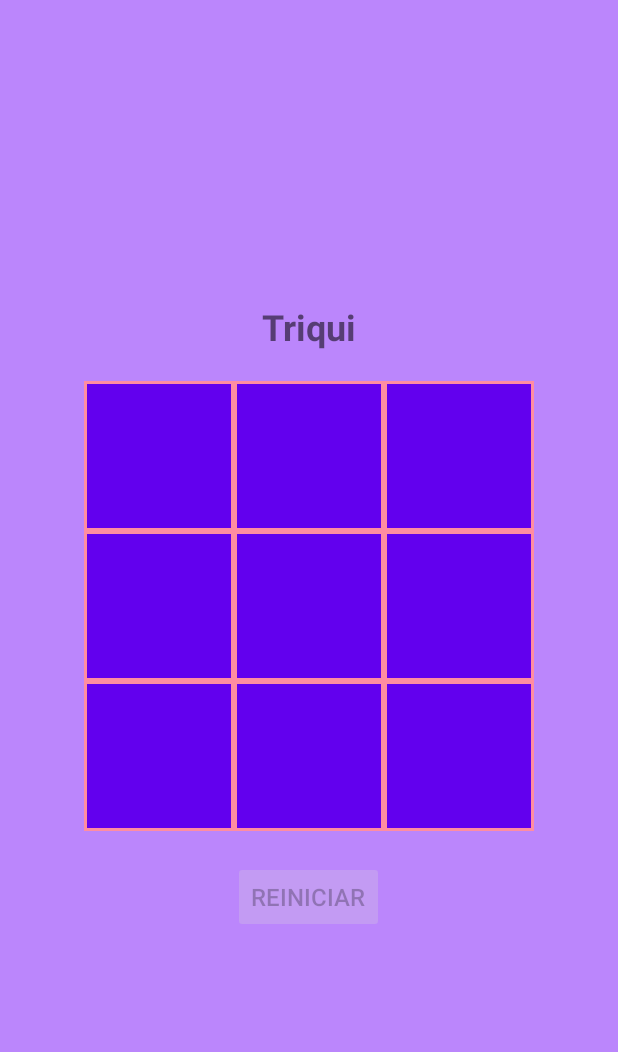
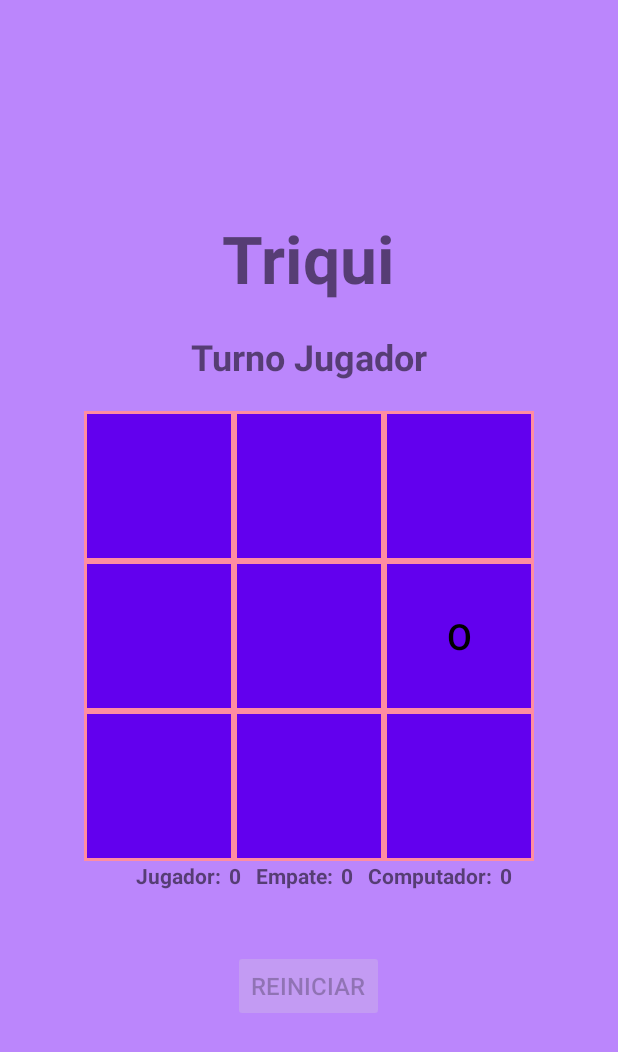
Before and after one commit to AlejaCa/DADM, an Android app built with Jetpack Compose: the screen it shows after launch (MainActivity), after a tap on "REINICIAR", on a phone screen of 412 x 824 dp. Shown: the top 1052 px of the screen. Run offline under Robolectric (Android 15) with nearby library versions, the phone set to English and light mode, and no system bars.

Commit message:
reto 3 triqui con puntajes

```diff
--- a/ret03/app/src/main/java/com/example/triqui/MainActivity.kt
+++ b/ret03/app/src/main/java/com/example/triqui/MainActivity.kt
@@ -1,99 +1,121 @@
 package com.example.triqui
 
 import android.os.Bundle
-
 import android.widget.Button
 import android.widget.GridLayout
+import android.widget.TextView
 import androidx.activity.ComponentActivity
 import kotlin.random.Random
-
 
 class MainActivity : ComponentActivity() {
 
     private lateinit var gridLayout: GridLayout
     private lateinit var restartButton: Button
+    private lateinit var textViewTurn: TextView
+    private lateinit var gridLayoutPoints: GridLayout
+    private lateinit var textViewPoint2: TextView
+    private lateinit var textViewPoint4: TextView
+    private lateinit var textViewPoint6: TextView
     private var currentPlayer = "X"
+    private var jugador = 0
+    private var empate = 0
+    private var computador =0
     private val board = Array(3) { Array(3) { "" } }
 
     override fun onCreate(savedInstanceState: Bundle?) {
         super.onCreate(savedInstanceState)
         setContentView(R.layout.activity_main)
 
+        // Initialize views
         gridLayout = findViewById(R.id.gridLayout)
         restartButton = findViewById(R.id.restartButton)
+        textViewTurn = findViewById(R.id.textViewTurn)
+        textViewPoint2 = findViewById(R.id.textViewPoint2)
+        textViewPoint4 = findViewById(R.id.textViewPoint4)
+        textViewPoint6 = findViewById(R.id.textViewPoint6)
 
-        // Inicializar el tablero con los botones
+        // Initialize the board with buttons and set up their click listeners
         for (i in 0 until gridLayout.childCount) {
             val button = gridLayout.getChildAt(i) as Button
             button.setBackgroundResource(R.drawable.border)
             button.setOnClickListener { onCellClick(button, i) }
         }
 
-        // Reiniciar el juego
+        // Restart game listener
         restartButton.setOnClickListener {
             restartGame()
         }
+
+
+        currentPlayer = "X"
+        textViewTurn.text = "Turno Jugador"
+
     }
 
     private fun onCellClick(button: Button, index: Int) {
         val row = index / 3
         val col = index % 3
 
-        // Si la celda ya tiene un valor o el juego ya terminó, no hacer nada
+        // If the cell is already marked or the game is over, don't do anything
         if (button.text != "" || checkWinner() != "") return
 
-        // Marcar la casilla con el jugador actual
+        // Mark the cell with the current player's symbol
         board[row][col] = currentPlayer
         button.text = currentPlayer
 
-        // Verificar si alguien ganó
+        // Check if there's a winner
         val winner = checkWinner()
         if (winner != "") {
             showWinner(winner)
             return
         }
+
+        // If the board is full, it's a tie
         if (isBoardFull()) {
             showTie()
             return
         }
 
-        // Cambiar al siguiente jugador
+        // Switch to the next player
         currentPlayer = if (currentPlayer == "X") "O" else "X"
+        textViewTurn.text = if (currentPlayer == "X") "Turno Jugador" else "Turno Computador"
 
-        // Si es el turno de la computadora y no hay ganador, hacer su movimiento
+        // If it's the computer's turn, make the computer move
         if (currentPlayer == "O" && checkWinner() == "") {
             computerMove()
         }
     }
 
     private fun computerMove() {
+        textViewTurn.text = "Turno Computador"
         var row: Int
         var col: Int
 
-        // Buscar una celda vacía aleatoria para la computadora
+        // Search for an empty cell for the computer
         do {
             row = Random.nextInt(3)
             col = Random.nextInt(3)
         } while (board[row][col] != "")
 
-        // Hacer el movimiento de la computadora
+        // Make the move
         board[row][col] = "O"
         val button = gridLayout.getChildAt(row * 3 + col) as Button
         button.text = "O"
 
-        // Verificar si la computadora ha ganado
+        // Check if the computer won
         val winner = checkWinner()
         if (winner != "") {
             showWinner(winner)
         } else if (isBoardFull()) {
             showTie()
         } else {
-            currentPlayer = "X"  // Cambiar de vuelta al jugador
+            currentPlayer = "X"  // Change back to the player
+            textViewTurn.text = "Turno Jugador"
         }
     }
 
     private fun checkWinner(): String {
-        // Revisar filas y columnas
+        // Check rows and columns
         for (i in 0..2) {
             if (board[i][0] != "" && board[i][0] == board[i][1] && board[i][1] == board[i][2]) {
                 return board[i][0]
@@ -103,7 +125,7 @@ class MainActivity : ComponentActivity() {
             }
         }
 
-        // Revisar diagonales
+        // Check diagonals
         if (board[0][0] != "" && board[0][0] == board[1][1] && board[1][1] == board[2][2]) {
             return board[0][0]
         }
@@ -111,11 +133,12 @@ class MainActivity : ComponentActivity() {
             return board[0][2]
         }
 
-        // No hay ganador
+        // No winner
         return ""
     }
+
     private fun isBoardFull(): Boolean {
-        // Verificar si todas las casillas están ocupadas
+        // Check if the board is full
         for (i in 0..2) {
             for (j in 0..2) {
                 if (board[i][j] == "") {
@@ -127,30 +150,54 @@ class MainActivity : ComponentActivity() {
     }
 
     private fun showWinner(winner: String) {
-        val message = if (winner == "X") "¡Jugador gana!" else "¡Computadora gana!"
+        var message = ""
+        if (winner == "X") {
+            message= "¡Jugador gana!"
+            jugador += 1
+            textViewPoint2.text = jugador.toString()
+
+        }else {
+            message = "¡Computadora gana!"
+            computador += 1
+            textViewPoint6.text = computador.toString()
+        }
+
+
         restartButton.text = message
         restartButton.isEnabled = true
     }
+
     private fun showTie() {
         restartButton.text = "¡Empate!"
+        empate += 1
+        textViewPoint4.text = empate.toString()
         restartButton.isEnabled = true
     }
 
     private fun restartGame() {
-        // Reiniciar el tablero
+        // Reset the board
         for (i in 0 until gridLayout.childCount) {
             val button = gridLayout.getChildAt(i) as Button
             button.text = ""
         }
 
-        // Reiniciar los valores del juego
+        // Reset the board data
         for (i in 0..2) {
             for (j in 0..2) {
                 board[i][j] = ""
             }
         }
 
-        currentPlayer = "X"
+        // Decide who starts the new game
+        if (currentPlayer == "O" ) {
+            currentPlayer = "X"
+            textViewTurn.text = "Turno Jugador"
+        } else {
+            currentPlayer = "O"
+            textViewTurn.text = "Turno Computador"
+            computerMove()
+        }
+
         restartButton.text = "Reiniciar"
         restartButton.isEnabled = false
     }
--- a/ret03/app/src/main/res/layout/activity_main.xml
+++ b/ret03/app/src/main/res/layout/activity_main.xml
@@ -8,16 +8,24 @@
     android:background="@color/purple_200">
 
     <!-- Título -->
+
+    <!-- Tablero -->
     <TextView
         android:id="@+id/textViewTitle"
         android:layout_width="wrap_content"
         android:layout_height="wrap_content"
+        android:layout_marginBottom="20dp"
         android:text="Triqui"
+        android:textSize="44sp"
+        android:textStyle="bold" />
+    <TextView
+        android:id="@+id/textViewTurn"
+        android:layout_width="wrap_content"
+        android:layout_height="wrap_content"
+        android:layout_marginBottom="20dp"
         android:textSize="24sp"
-        android:textStyle="bold"
-        android:layout_marginBottom="20dp"/>
+        android:textStyle="bold" />
 
-    <!-- Tablero -->
     <GridLayout
         android:id="@+id/gridLayout"
         android:layout_width="wrap_content"
@@ -58,6 +66,68 @@
             style="@style/TicTacToeButton"/>
     </GridLayout>
 
+    <GridLayout
+        android:id="@+id/gridLayoutPoints"
+        android:layout_width="wrap_content"
+        android:layout_height="wrap_content"
+        android:layout_marginLeft="5dp"
+        android:rowCount="6"
+        android:layout_gravity="center">
+        <TextView
+            android:id="@+id/textViewPoint1"
+            android:layout_width="wrap_content"
+            android:layout_height="wrap_content"
+            android:layout_marginBottom="20dp"
+            android:layout_marginLeft="10dp"
+            android:text="Jugador:"
+            android:textSize="14sp"
+            android:textStyle="bold" />
+        <TextView
+            android:id="@+id/textViewPoint2"
+            android:layout_width="wrap_content"
+            android:layout_height="wrap_content"
+            android:layout_marginBottom="20dp"
+            android:layout_marginLeft="5dp"
+            android:text="0"
+            android:textSize="14sp"
+            android:textStyle="bold" />
+        <TextView
+            android:id="@+id/textViewPoint3"
+            android:layout_width="wrap_content"
+            android:layout_height="wrap_content"
+            android:layout_marginLeft="10dp"
+            android:text="Empate:"
+            android:layout_marginBottom="20dp"
+            android:textSize="14sp"
+            android:textStyle="bold" />
+        <TextView
+            android:id="@+id/textViewPoint4"
+            android:layout_width="wrap_content"
+            android:layout_height="wrap_content"
+            android:layout_marginBottom="20dp"
+            android:layout_marginLeft="5dp"
+            android:text="0"
+            android:textSize="14sp"
+            android:textStyle="bold" />
+        <TextView
+            android:id="@+id/textViewPoint5"
+            android:layout_width="wrap_content"
+            android:layout_height="wrap_content"
+            android:layout_marginBottom="20dp"
+            android:layout_marginLeft="10dp"
+            android:text="Computador:"
+            android:textSize="14sp"
+            android:textStyle="bold" />
+        <TextView
+            android:id="@+id/textViewPoint6"
+            android:layout_width="wrap_content"
+            android:layout_height="wrap_content"
+            android:layout_marginBottom="20dp"
+            android:layout_marginLeft="5dp"
+            android:text="0"
+            android:textSize="14sp"
+            android:textStyle="bold" />
+    </GridLayout>
     <!-- Botón para reiniciar el juego -->
     <Button
         android:id="@+id/restartButton"
--- a/ret03/app/src/main/res/values/strings.xml
+++ b/ret03/app/src/main/res/values/strings.xml
@@ -1,3 +1,4 @@
 <resources>
     <string name="app_name">Triqui</string>
+    <string name="text_view">Turno Jugador\nTurno Computador</string>
 </resources>
```
